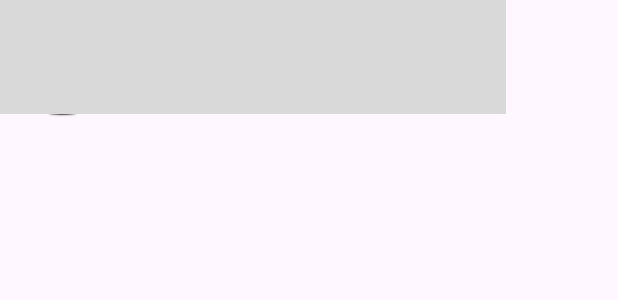
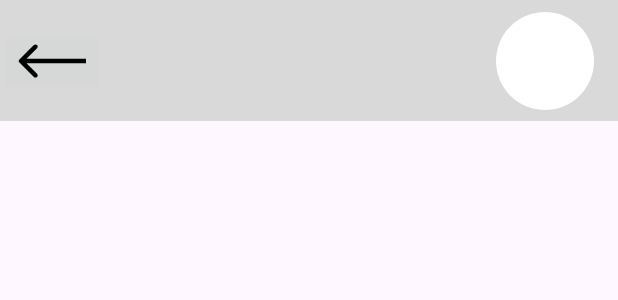
Before and after one commit to BrianFermino2002/naregua, an Android app: the layout activity_tela_de_cadastro.xml on its own in the app's theme, with its tools: preview values and no code run, on a phone screen of 412 x 824 dp. Shown: the top 300 px of the screen. Run offline under Robolectric (Android 15) with nearby library versions, the phone set to English and light mode, and no system bars.

Commit message:
Segundo Commit

```diff
--- a/app/src/main/java/com/example/naregua/CadastroActivity.kt
+++ b/app/src/main/java/com/example/naregua/CadastroActivity.kt
@@ -1,14 +1,11 @@
-package com.example.naregua;
+package com.example.naregua
 
-import androidx.appcompat.app.AppCompatActivity;
+import android.os.Bundle
+import androidx.appcompat.app.AppCompatActivity
 
-import android.os.Bundle;
-
-public class Tela_de_cadastro extends AppCompatActivity {
-
-    @Override
-    protected void onCreate(Bundle savedInstanceState) {
-        super.onCreate(savedInstanceState);
-        setContentView(R.layout.activity_tela_de_cadastro);
+class CadastroActivity : AppCompatActivity() {
+    override fun onCreate(savedInstanceState: Bundle?) {
+        super.onCreate(savedInstanceState)
+        setContentView(R.layout.activity_tela_de_cadastro)
     }
 }
--- /dev/null
+++ b/app/src/main/res/drawable/arrow_1.xml
@@ -0,0 +1,9 @@
+<vector xmlns:android="http://schemas.android.com/apk/res/android"
+    android:width="45dp"
+    android:height="24dp"
+    android:viewportWidth="45"
+    android:viewportHeight="24">
+  <path
+      android:pathData="M0.939,10.939C0.354,11.525 0.354,12.475 0.939,13.061L10.485,22.607C11.071,23.192 12.021,23.192 12.607,22.607C13.192,22.021 13.192,21.071 12.607,20.485L4.121,12L12.607,3.515C13.192,2.929 13.192,1.979 12.607,1.393C12.021,0.808 11.071,0.808 10.485,1.393L0.939,10.939ZM45,10.5L2,10.5V13.5L45,13.5V10.5Z"
+      android:fillColor="#000000"/>
+</vector>
--- /dev/null
+++ b/app/src/main/res/drawable/ellipse_1.xml
@@ -0,0 +1,9 @@
+<vector xmlns:android="http://schemas.android.com/apk/res/android"
+    android:width="65dp"
+    android:height="65dp"
+    android:viewportWidth="65"
+    android:viewportHeight="65">
+  <path
+      android:pathData="M32.5,32.5m-32.5,0a32.5,32.5 0,1 1,65 0a32.5,32.5 0,1 1,-65 0"
+      android:fillColor="#ffffff"/>
+</vector>
--- a/app/src/main/res/layout/activity_tela_de_cadastro.xml
+++ b/app/src/main/res/layout/activity_tela_de_cadastro.xml
@@ -4,7 +4,7 @@
     xmlns:tools="http://schemas.android.com/tools"
     android:layout_width="match_parent"
     android:layout_height="match_parent"
-    tools:context=".Tela_de_cadastro">
+    tools:context=".CadastroActivity">
 
     <EditText
         android:id="@+id/edit_email"
@@ -18,31 +18,42 @@
         tools:layout_editor_absoluteX="36dp"
         tools:layout_editor_absoluteY="108dp" />
 
-    <ImageView
-        android:id="@+id/imageView2"
-        android:layout_width="83dp"
-        android:layout_height="71dp"
-        android:layout_marginTop="8dp"
+
+    <androidx.constraintlayout.widget.ConstraintLayout
+        android:layout_width="match_parent"
+        android:layout_height="0dp"
+        android:background="#D9D9D9"
+        app:layout_constraintBottom_toTopOf="@id/guideline"
+        app:layout_constraintEnd_toEndOf="parent"
+        app:layout_constraintHorizontal_bias="0.0"
+        app:layout_constraintStart_toStartOf="parent"
         app:layout_constraintTop_toTopOf="parent"
-        app:srcCompat="@drawable/icons8_user_50"
-        tools:layout_editor_absoluteX="302dp" />
+        app:layout_constraintVertical_bias="1.0">
 
-    <TextView
-        android:id="@+id/textView"
+
+        <ImageView
+            android:id="@+id/imageView2"
+            android:layout_width="wrap_content"
+            android:layout_height="wrap_content"
+            app:layout_constraintTop_toTopOf="parent"
+            app:srcCompat="@drawable/ellipse_1"
+            app:layout_constraintBottom_toBottomOf="parent"
+            app:layout_constraintEnd_toEndOf="parent"
+            android:layout_marginEnd="16dp"/>
+
+        <ImageButton
+            android:layout_width="wrap_content"
+            android:layout_height="wrap_content"
+            android:src="@drawable/arrow_1"
+            app:layout_constraintTop_toTopOf="parent"
+            app:layout_constraintBottom_toBottomOf="parent"
+            app:layout_constraintStart_toStartOf="parent"/>
+    </androidx.constraintlayout.widget.ConstraintLayout>
+
+    <androidx.constraintlayout.widget.Guideline
+        android:id="@+id/guideline"
         android:layout_width="wrap_content"
         android:layout_height="wrap_content"
-        android:text="e-mail"
-        tools:layout_editor_absoluteX="37dp"
-        tools:layout_editor_absoluteY="82dp" />
-
-    <androidx.constraintlayout.widget.ConstraintLayout
-        android:layout_width="337dp"
-        android:layout_height="76dp"
-        android:background="#D9D9D9"
-        android:scrollIndicators="end"
-        tools:layout_editor_absoluteX="1dp"
-        tools:layout_editor_absoluteY="1dp">
-
-    </androidx.constraintlayout.widget.ConstraintLayout>
-
+        android:orientation="horizontal"
+        app:layout_constraintGuide_begin="81dp" />
 </androidx.constraintlayout.widget.ConstraintLayout>
```
